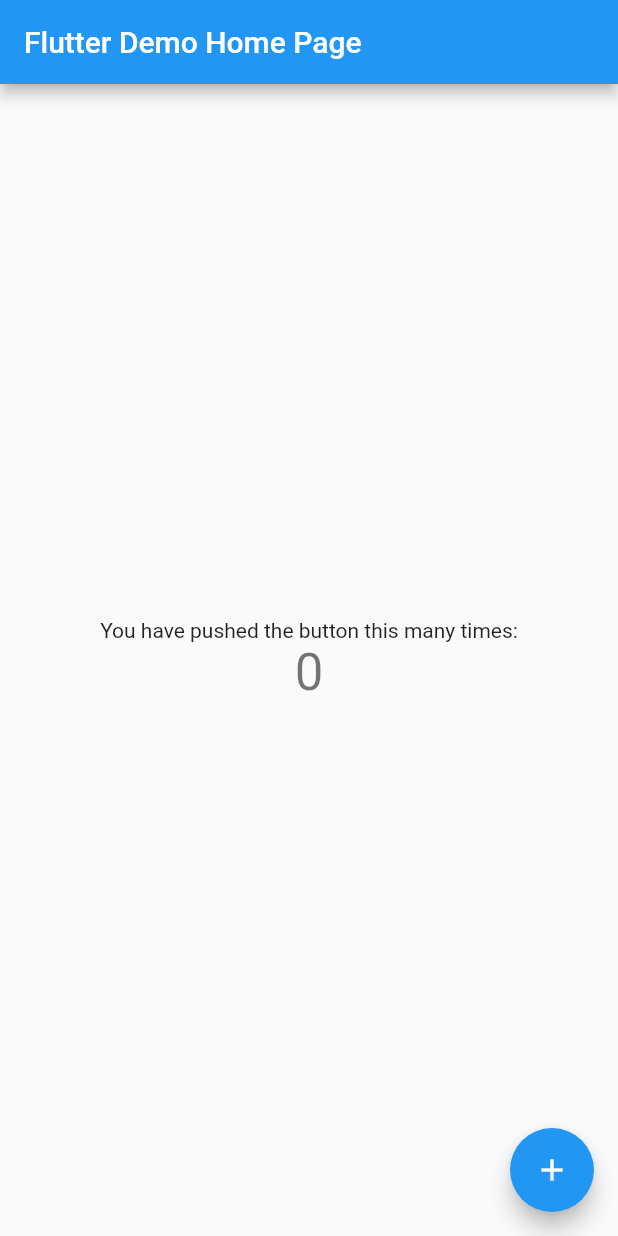
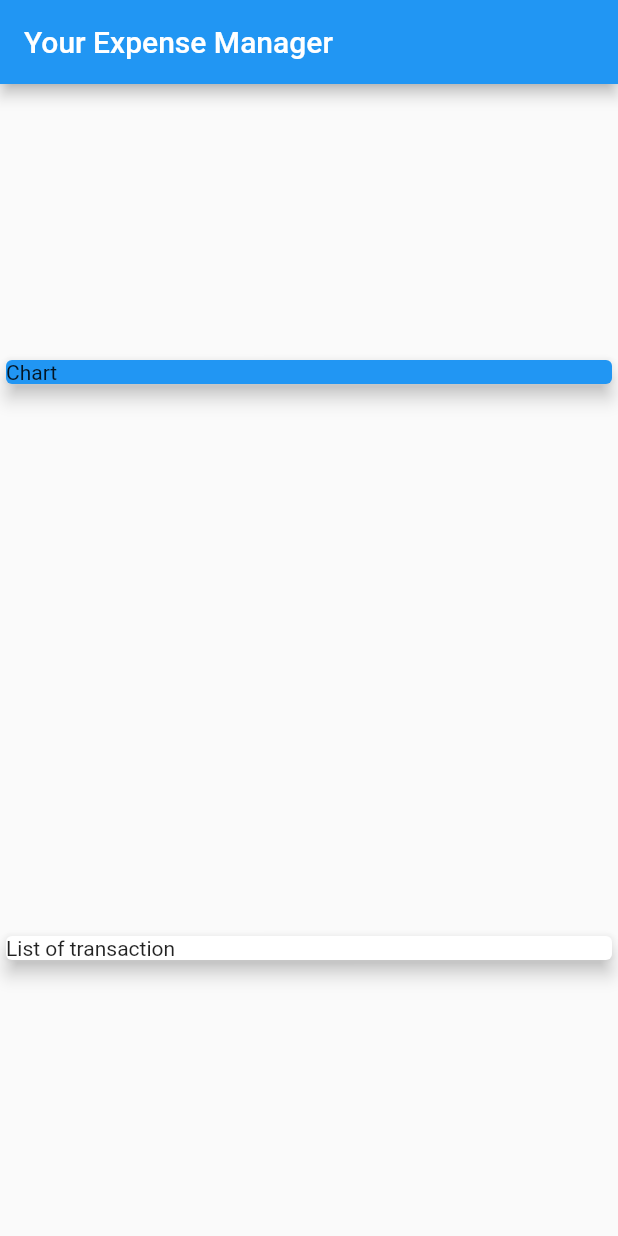
Before and after one commit to alex-pythonista/expense-manager-mobile-app, a Flutter app: the screen it shows after launch, on a phone screen of 412 x 824 dp. Run offline on Flutter 3.47's test engine with Material 2 defaults, Android fonts, the phone set to English and light mode, and no system bars.

Commit message:
Column and SizeBox and Container

```diff
--- a/lib/main.dart
+++ b/lib/main.dart
@@ -1,115 +1,46 @@
 import 'package:flutter/material.dart';
 
-void main() {
-  runApp(const MyApp());
-}
+void main() => runApp(EMApp());
 
-class MyApp extends StatelessWidget {
-  const MyApp({super.key});
+class EMApp extends StatelessWidget {
+  // const EMApp({super.key});
 
-  // This widget is the root of your application.
   @override
   Widget build(BuildContext context) {
     return MaterialApp(
-      title: 'Flutter Demo',
-      theme: ThemeData(
-        // This is the theme of your application.
-        //
-        // Try running your application with "flutter run". You'll see the
-        // application has a blue toolbar. Then, without quitting the app, try
-        // changing the primarySwatch below to Colors.green and then invoke
-        // "hot reload" (press "r" in the console where you ran "flutter run",
-        // or simply save your changes to "hot reload" in a Flutter IDE).
-        // Notice that the counter didn't reset back to zero; the application
-        // is not restarted.
-        primarySwatch: Colors.blue,
-      ),
-      home: const MyHomePage(title: 'Flutter Demo Home Page'),
+      title: "Your Expense Manager",
+      home: HomePage(),
     );
   }
 }
 
-class MyHomePage extends StatefulWidget {
-  const MyHomePage({super.key, required this.title});
-
-  // This widget is the home page of your application. It is stateful, meaning
-  // that it has a State object (defined below) that contains fields that affect
-  // how it looks.
-
-  // This class is the configuration for the state. It holds the values (in this
-  // case the title) provided by the parent (in this case the App widget) and
-  // used by the build method of the State. Fields in a Widget subclass are
-  // always marked "final".
-
-  final String title;
-
-  @override
-  State<MyHomePage> createState() => _MyHomePageState();
-}
-
-class _MyHomePageState extends State<MyHomePage> {
-  int _counter = 0;
-
-  void _incrementCounter() {
-    setState(() {
-      // This call to setState tells the Flutter framework that something has
-      // changed in this State, which causes it to rerun the build method below
-      // so that the display can reflect the updated values. If we changed
-      // _counter without calling setState(), then the build method would not be
-      // called again, and so nothing would appear to happen.
-      _counter++;
-    });
-  }
+class HomePage extends StatelessWidget {
+  // const HomePage({super.key});
 
   @override
   Widget build(BuildContext context) {
-    // This method is rerun every time setState is called, for instance as done
-    // by the _incrementCounter method above.
-    //
-    // The Flutter framework has been optimized to make rerunning build methods
-    // fast, so that you can just rebuild anything that needs updating rather
-    // than having to individually change instances of widgets.
     return Scaffold(
       appBar: AppBar(
-        // Here we take the value from the MyHomePage object that was created by
-        // the App.build method, and use it to set our appbar title.
-        title: Text(widget.title),
+        title: const Text("Your Expense Manager"),
       ),
-      body: Center(
-        // Center is a layout widget. It takes a single child and positions it
-        // in the middle of the parent.
-        child: Column(
-          // Column is also a layout widget. It takes a list of children and
-          // arranges them vertically. By default, it sizes itself to fit its
-          // children horizontally, and tries to be as tall as its parent.
-          //
-          // Invoke "debug painting" (press "p" in the console, choose the
-          // "Toggle Debug Paint" action from the Flutter Inspector in Android
-          // Studio, or the "Toggle Debug Paint" command in Visual Studio Code)
-          // to see the wireframe for each widget.
-          //
-          // Column has various properties to control how it sizes itself and
-          // how it positions its children. Here we use mainAxisAlignment to
-          // center the children vertically; the main axis here is the vertical
-          // axis because Columns are vertical (the cross axis would be
-          // horizontal).
-          mainAxisAlignment: MainAxisAlignment.center,
-          children: <Widget>[
-            const Text(
-              'You have pushed the button this many times:',
+      body: Column(
+        mainAxisAlignment: MainAxisAlignment.spaceAround,
+        crossAxisAlignment: CrossAxisAlignment.stretch,
+        children: const <Widget>[
+          SizedBox(
+            width: double.infinity,
+            child: Card(
+              color: Colors.blue,
+              elevation: 5,
+              child: Text("Chart"),
             ),
-            Text(
-              '$_counter',
-              style: Theme.of(context).textTheme.headline4,
-            ),
-          ],
-        ),
+          ),
+          Card(
+            elevation: 5,
+            child: Text("List of transaction"),
+          )
+        ],
       ),
-      floatingActionButton: FloatingActionButton(
-        onPressed: _incrementCounter,
-        tooltip: 'Increment',
-        child: const Icon(Icons.add),
-      ), // This trailing comma makes auto-formatting nicer for build methods.
     );
   }
 }
```
